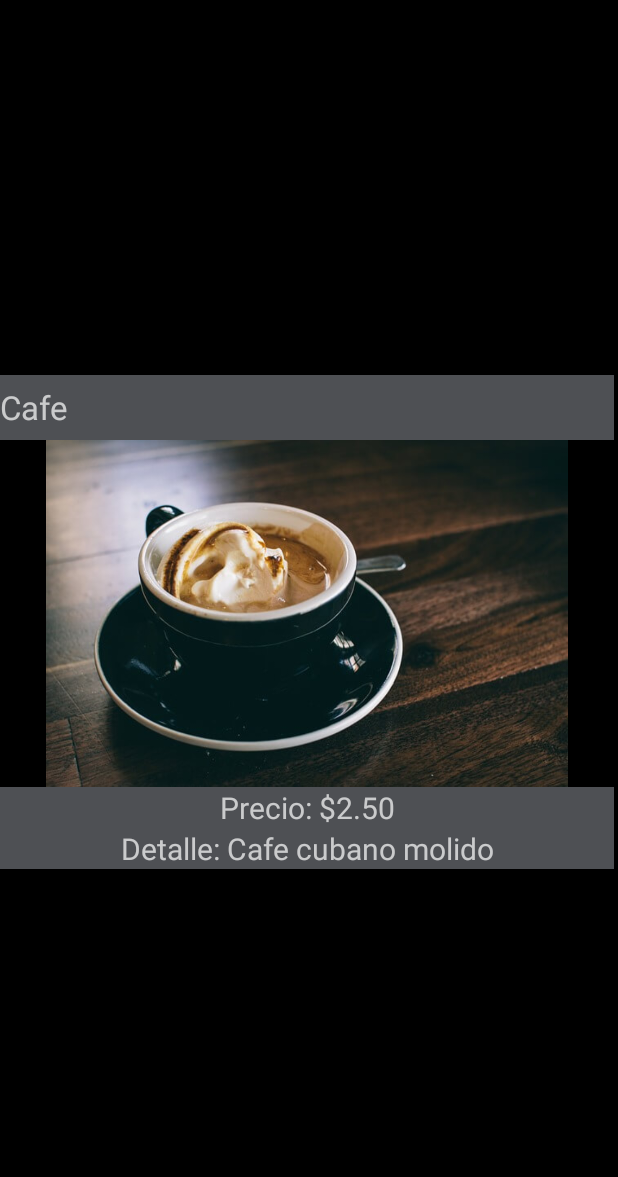
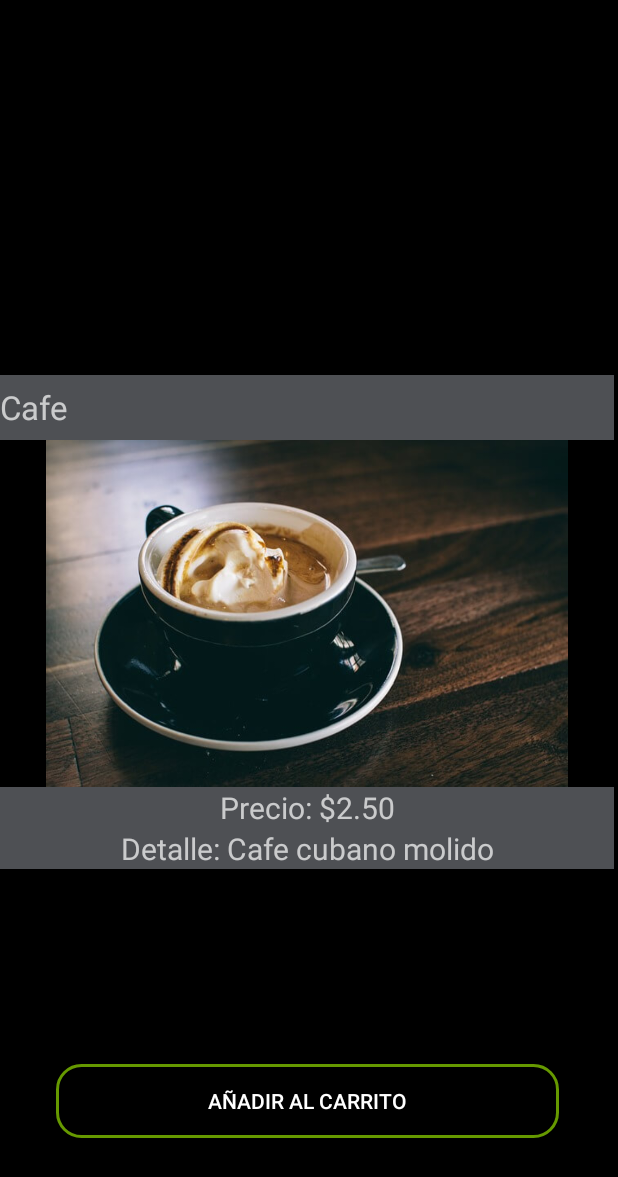
Before and after one commit to isaArevalo18/LuanviServices, an Android app: the screen it shows after launch once a user with an empty profile is signed in (DetalleProducto), after a tap on "Cafe", on a phone screen of 412 x 824 dp. Shown: the top 1177 px of the screen. Run offline under Robolectric (Android 15) with nearby library versions, the phone set to English and light mode, and no system bars; our stand-ins replace Firebase (no records; nobody signed in at launch, a user with empty details on screens opened directly), navigation-ui; libraries missing offline, so code that uses them is left out: com.facebook, com.facebook.appevents, com.facebook.login; 6 statements that could not run were skipped.

Commit message:
Agregado correo al menu lateral en base a la sesion iniciad+ validacion de nombre de usuario + agg boton de "añadir al carrito" en los detalles del producto.

```diff
--- a/Menu_Restaurante/app/src/main/java/com/example/menu_restaurante/LoginMain.java
+++ b/Menu_Restaurante/app/src/main/java/com/example/menu_restaurante/LoginMain.java
@@ -113,7 +113,6 @@ public class LoginMain extends AppCompatActivity {
 
             @Override
             public void onSuccess(LoginResult loginResult) {
-
                 Toast.makeText(LoginMain.this,"listo",Toast.LENGTH_LONG).show();
             }
 
--- a/Menu_Restaurante/app/src/main/java/com/example/menu_restaurante/MainActivity.java
+++ b/Menu_Restaurante/app/src/main/java/com/example/menu_restaurante/MainActivity.java
@@ -4,6 +4,7 @@ import android.content.Intent;
 import android.os.Bundle;
 import android.view.View;
 import android.view.Menu;
+import android.widget.TextView;
 import android.widget.Toast;
 
 import com.google.android.material.floatingactionbutton.FloatingActionButton;
@@ -49,6 +50,7 @@ public class MainActivity extends AppCompatActivity {
     private FirebaseAuth mAuth;
     private String Sesion_tipo = "null";
 
+    public TextView correo, usuario;
 
     private AppBarConfiguration mAppBarConfiguration;
 
@@ -78,19 +80,23 @@ public class MainActivity extends AppCompatActivity {
         NavigationUI.setupActionBarWithNavController(this, navController, mAppBarConfiguration);
         NavigationUI.setupWithNavController(navigationView, navController);
 
+        View headerView = navigationView.getHeaderView(0);
+        correo = headerView.findViewById(R.id.txt_correo);
+        usuario = headerView.findViewById(R.id.txt_usuario);
 
         //////////////////GOOGLE//////////////
         mAuth = FirebaseAuth.getInstance();
         Sesion_tipo = getIntent().getStringExtra("sesion");
         Toast.makeText(this,"metodo : "+Sesion_tipo,Toast.LENGTH_SHORT).show();
 
-
-
         //////////////////CORREO//////////////
         GoogleSignInOptions gso = new GoogleSignInOptions.Builder(GoogleSignInOptions.DEFAULT_SIGN_IN)
                 .requestEmail()
                 .build();
         mGoogleSignInClient = GoogleSignIn.getClient(this, gso);
+
+        cargar_datos_usuario();
+
     }
 
     public void cerarSecion(View v)
@@ -131,6 +137,9 @@ public class MainActivity extends AppCompatActivity {
             String personEmail = acct.getEmail();
 
             //aqui seteas los datos a los campos que te pedi
+
+            usuario.setText(personName);
+            correo.setText(personEmail);
         }
         if (mAuth.getCurrentUser() != null )
         {
@@ -140,6 +149,12 @@ public class MainActivity extends AppCompatActivity {
 
             //aqui seteas los datos a los campos que te pedi
 
+            if (name.isEmpty()){
+                usuario.setText(name_message);
+            }else{
+                usuario.setText(name);
+            }
+            correo.setText(email_user);
         }
 
     }
--- a/Menu_Restaurante/app/src/main/res/layout/activity_detalle_producto.xml
+++ b/Menu_Restaurante/app/src/main/res/layout/activity_detalle_producto.xml
@@ -53,5 +53,19 @@
             android:text="TextView"
             android:textSize="20sp" />
 
+
+
     </LinearLayout>
+
+    <Button
+        android:id="@+id/btn_agregar_carrito"
+        android:layout_width="335dp"
+        android:layout_height="49dp"
+        android:layout_alignParentStart="true"
+        android:layout_alignParentBottom="true"
+        android:layout_marginStart="37dp"
+        android:layout_marginEnd="39dp"
+        android:layout_marginBottom="65dp"
+        android:background="@drawable/btn_rounded_registrarse"
+        android:text="@string/btn_agg_carrito" />
 </RelativeLayout>
--- a/Menu_Restaurante/app/src/main/res/layout/nav_header_main.xml
+++ b/Menu_Restaurante/app/src/main/res/layout/nav_header_main.xml
@@ -21,6 +21,7 @@
         app:srcCompat="@mipmap/ic_launcher_round" />
 
     <TextView
+        android:id="@+id/txt_usuario"
         android:layout_width="match_parent"
         android:layout_height="wrap_content"
         android:paddingTop="@dimen/nav_header_vertical_spacing"
@@ -28,7 +29,7 @@
         android:textAppearance="@style/TextAppearance.AppCompat.Body1" />
 
     <TextView
-        android:id="@+id/textView"
+        android:id="@+id/txt_correo"
         android:layout_width="wrap_content"
         android:layout_height="wrap_content"
         android:text="@string/nav_header_subtitle" />
--- a/Menu_Restaurante/app/src/main/res/values/strings.xml
+++ b/Menu_Restaurante/app/src/main/res/values/strings.xml
@@ -25,4 +25,6 @@
     <string name="todo">TODO</string>
     <string name="Stringnombreplatillo">Platillo</string>
     <string name="Stringprecioplatillo">Precio</string>
+
+    <string name="btn_agg_carrito">Añadir al carrito</string>
 </resources>
```
